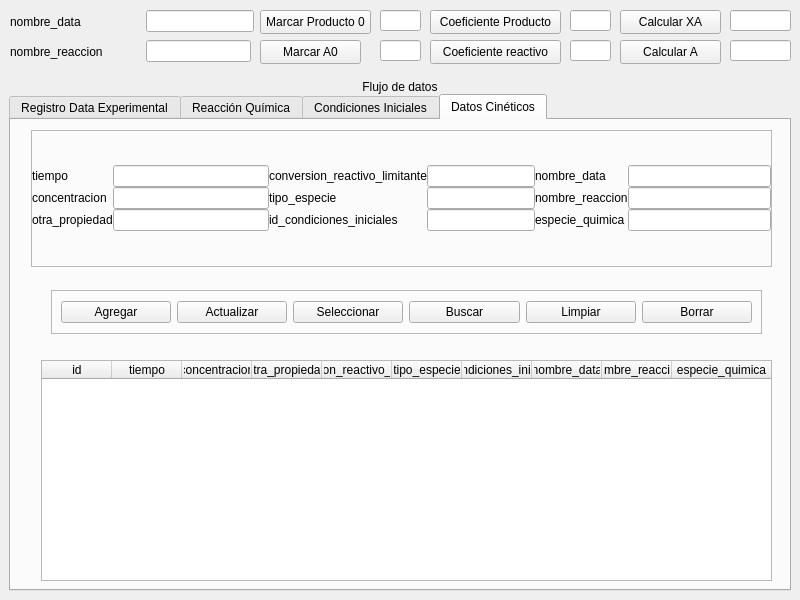
Before: the Qt Designer form flujo_datos_gui.ui in JuandresPUCE/tesis_pyqt_sqlite, drawn with Qt 5.
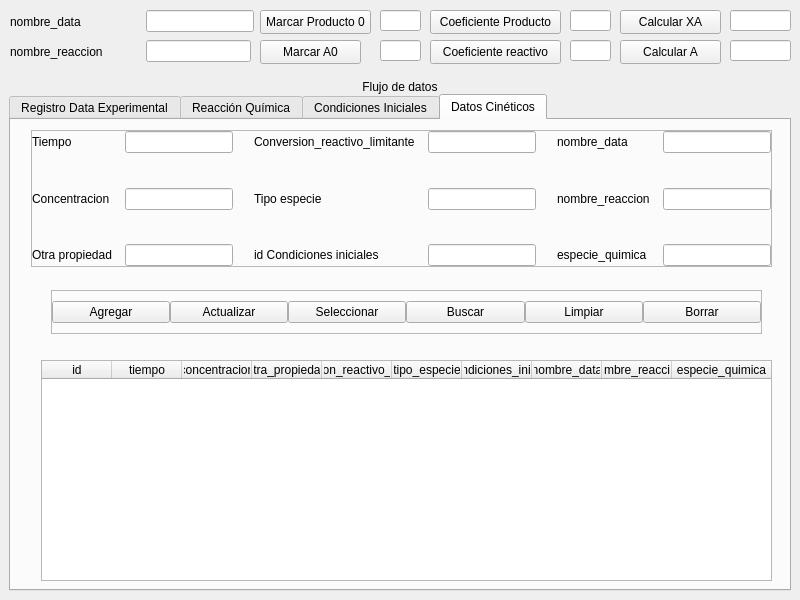
After: the same form once the commit is applied.

Patch:
```diff
--- a/flujo_datos_gui.ui
+++ b/flujo_datos_gui.ui
@@ -1523,113 +1523,404 @@
              <number>0</number>
             </property>
             <item row="0" column="0">
-             <layout class="QGridLayout" name="gridLayout">
+             <layout class="QHBoxLayout" name="datos_drame">
               <property name="spacing">
                <number>0</number>
               </property>
-              <item row="0" column="0">
-               <widget class="QLabel" name="label_2">
-                <property name="text">
-                 <string>tiempo</string>
+              <item>
+               <layout class="QVBoxLayout" name="verticalLayout_14">
+                <property name="spacing">
+                 <number>0</number>
                 </property>
-               </widget>
+                <item>
+                 <layout class="QHBoxLayout" name="horizontalLayout_30">
+                  <property name="spacing">
+                   <number>0</number>
+                  </property>
+                  <item>
+                   <widget class="QLabel" name="label_22">
+                    <property name="text">
+                     <string>Tiempo</string>
+                    </property>
+                   </widget>
+                  </item>
+                  <item>
+                   <spacer name="horizontalSpacer_30">
+                    <property name="orientation">
+                     <enum>Qt::Horizontal</enum>
+                    </property>
+                    <property name="sizeHint" stdset="0">
+                     <size>
+                      <width>13</width>
+                      <height>20</height>
+                     </size>
+                    </property>
+                   </spacer>
+                  </item>
+                  <item>
+                   <widget class="QLineEdit" name="tiempo_dc_edit"/>
+                  </item>
+                 </layout>
+                </item>
+                <item>
+                 <spacer name="verticalSpacer_17">
+                  <property name="orientation">
+                   <enum>Qt::Vertical</enum>
+                  </property>
+                  <property name="sizeHint" stdset="0">
+                   <size>
+                    <width>20</width>
+                    <height>13</height>
+                   </size>
+                  </property>
+                 </spacer>
+                </item>
+                <item>
+                 <layout class="QHBoxLayout" name="horizontalLayout_31">
+                  <property name="spacing">
+                   <number>0</number>
+                  </property>
+                  <item>
+                   <widget class="QLabel" name="label_3">
+                    <property name="text">
+                     <string>Concentracion</string>
+                    </property>
+                   </widget>
+                  </item>
+                  <item>
+                   <spacer name="horizontalSpacer_31">
+                    <property name="orientation">
+                     <enum>Qt::Horizontal</enum>
+                    </property>
+                    <property name="sizeHint" stdset="0">
+                     <size>
+                      <width>13</width>
+                      <height>20</height>
+                     </size>
+                    </property>
+                   </spacer>
+                  </item>
+                  <item>
+                   <widget class="QLineEdit" name="concentracion_dc_edit"/>
+                  </item>
+                 </layout>
+                </item>
+                <item>
+                 <spacer name="verticalSpacer_18">
+                  <property name="orientation">
+                   <enum>Qt::Vertical</enum>
+                  </property>
+                  <property name="sizeHint" stdset="0">
+                   <size>
+                    <width>20</width>
+                    <height>13</height>
+                   </size>
+                  </property>
+                 </spacer>
+                </item>
+                <item>
+                 <layout class="QHBoxLayout" name="horizontalLayout_32">
+                  <property name="spacing">
+                   <number>0</number>
+                  </property>
+                  <item>
+                   <widget class="QLabel" name="label_4">
+                    <property name="text">
+                     <string>Otra propiedad</string>
+                    </property>
+                   </widget>
+                  </item>
+                  <item>
+                   <spacer name="horizontalSpacer_32">
+                    <property name="orientation">
+                     <enum>Qt::Horizontal</enum>
+                    </property>
+                    <property name="sizeHint" stdset="0">
+                     <size>
+                      <width>13</width>
+                      <height>20</height>
+                     </size>
+                    </property>
+                   </spacer>
+                  </item>
+                  <item>
+                   <widget class="QLineEdit" name="otra_propiedad_dc_edit"/>
+                  </item>
+                 </layout>
+                </item>
+               </layout>
               </item>
-              <item row="0" column="1">
-               <widget class="QLineEdit" name="tiempo_dc_edit"/>
-              </item>
-              <item row="1" column="0">
-               <widget class="QLabel" name="label_3">
-                <property name="text">
-                 <string>concentracion</string>
+              <item>
+               <spacer name="horizontalSpacer_33">
+                <property name="orientation">
+                 <enum>Qt::Horizontal</enum>
                 </property>
-               </widget>
-              </item>
-              <item row="1" column="1">
-               <widget class="QLineEdit" name="concentracion_dc_edit"/>
-              </item>
-              <item row="2" column="0">
-               <widget class="QLabel" name="label_4">
-                <property name="text">
-                 <string>otra_propiedad</string>
+                <property name="sizeHint" stdset="0">
+                 <size>
+                  <width>18</width>
+                  <height>20</height>
+                 </size>
                 </property>
-               </widget>
+               </spacer>
               </item>
-              <item row="2" column="1">
-               <widget class="QLineEdit" name="otra_propiedad_dc_edit"/>
-              </item>
-             </layout>
-            </item>
-            <item row="0" column="1">
-             <layout class="QGridLayout" name="gridLayout_2">
-              <property name="spacing">
-               <number>0</number>
-              </property>
-              <item row="0" column="0">
-               <widget class="QLabel" name="label_6">
-                <property name="text">
-                 <string>conversion_reactivo_limitante</string>
+              <item>
+               <layout class="QVBoxLayout" name="verticalLayout_15">
+                <property name="spacing">
+                 <number>0</number>
                 </property>
-               </widget>
+                <item>
+                 <layout class="QHBoxLayout" name="horizontalLayout_33">
+                  <property name="spacing">
+                   <number>0</number>
+                  </property>
+                  <item>
+                   <widget class="QLabel" name="label_6">
+                    <property name="text">
+                     <string>Conversion_reactivo_limitante</string>
+                    </property>
+                   </widget>
+                  </item>
+                  <item>
+                   <spacer name="horizontalSpacer_34">
+                    <property name="orientation">
+                     <enum>Qt::Horizontal</enum>
+                    </property>
+                    <property name="sizeHint" stdset="0">
+                     <size>
+                      <width>13</width>
+                      <height>20</height>
+                     </size>
+                    </property>
+                   </spacer>
+                  </item>
+                  <item>
+                   <widget class="QLineEdit" name="conversion_reactivo_limitante_dc_edit"/>
+                  </item>
+                 </layout>
+                </item>
+                <item>
+                 <spacer name="verticalSpacer_19">
+                  <property name="orientation">
+                   <enum>Qt::Vertical</enum>
+                  </property>
+                  <property name="sizeHint" stdset="0">
+                   <size>
+                    <width>20</width>
+                    <height>13</height>
+                   </size>
+                  </property>
+                 </spacer>
+                </item>
+                <item>
+                 <layout class="QHBoxLayout" name="horizontalLayout_34">
+                  <property name="spacing">
+                   <number>0</number>
+                  </property>
+                  <item>
+                   <widget class="QLabel" name="label_5">
+                    <property name="text">
+                     <string>Tipo especie</string>
+                    </property>
+                   </widget>
+                  </item>
+                  <item>
+                   <spacer name="horizontalSpacer_35">
+                    <property name="orientation">
+                     <enum>Qt::Horizontal</enum>
+                    </property>
+                    <property name="sizeHint" stdset="0">
+                     <size>
+                      <width>13</width>
+                      <height>20</height>
+                     </size>
+                    </property>
+                   </spacer>
+                  </item>
+                  <item>
+                   <widget class="QLineEdit" name="tipo_especie_dc_edit"/>
+                  </item>
+                 </layout>
+                </item>
+                <item>
+                 <spacer name="verticalSpacer_20">
+                  <property name="orientation">
+                   <enum>Qt::Vertical</enum>
+                  </property>
+                  <property name="sizeHint" stdset="0">
+                   <size>
+                    <width>20</width>
+                    <height>13</height>
+                   </size>
+                  </property>
+                 </spacer>
+                </item>
+                <item>
+                 <layout class="QHBoxLayout" name="horizontalLayout_35">
+                  <property name="spacing">
+                   <number>0</number>
+                  </property>
+                  <item>
+                   <widget class="QLabel" name="label_7">
+                    <property name="text">
+                     <string>id Condiciones iniciales</string>
+                    </property>
+                   </widget>
+                  </item>
+                  <item>
+                   <spacer name="horizontalSpacer_36">
+                    <property name="orientation">
+                     <enum>Qt::Horizontal</enum>
+                    </property>
+                    <property name="sizeHint" stdset="0">
+                     <size>
+                      <width>18</width>
+                      <height>20</height>
+                     </size>
+                    </property>
+                   </spacer>
+                  </item>
+                  <item>
+                   <widget class="QLineEdit" name="id_condiciones_iniciales_dc_edit"/>
+                  </item>
+                 </layout>
+                </item>
+               </layout>
               </item>
-              <item row="0" column="1">
-               <widget class="QLineEdit" name="conversion_reactivo_limitante_dc_edit"/>
-              </item>
-              <item row="1" column="0">
-               <widget class="QLabel" name="label_5">
-                <property name="text">
-                 <string>tipo_especie</string>
+              <item>
+               <spacer name="horizontalSpacer_37">
+                <property name="orientation">
+                 <enum>Qt::Horizontal</enum>
                 </property>
-               </widget>
-              </item>
-              <item row="1" column="1">
-               <widget class="QLineEdit" name="tipo_especie_dc_edit"/>
-              </item>
-              <item row="2" column="0">
-               <widget class="QLabel" name="label_7">
-                <property name="text">
-                 <string>id_condiciones_iniciales</string>
+                <property name="sizeHint" stdset="0">
+                 <size>
+                  <width>18</width>
+                  <height>20</height>
+                 </size>
                 </property>
-               </widget>
+               </spacer>
               </item>
-              <item row="2" column="1">
-               <widget class="QLineEdit" name="id_condiciones_iniciales_dc_edit"/>
-              </item>
-             </layout>
-            </item>
-            <item row="0" column="2">
-             <layout class="QGridLayout" name="gridLayout_3">
-              <property name="spacing">
-               <number>0</number>
-              </property>
-              <item row="0" column="0">
-               <widget class="QLabel" name="label_8">
-                <property name="text">
-                 <string>nombre_data</string>
+              <item>
+               <layout class="QVBoxLayout" name="verticalLayout_16">
+                <property name="spacing">
+                 <number>0</number>
                 </property>
-               </widget>
-              </item>
-              <item row="0" column="1">
-               <widget class="QLineEdit" name="nombre_data_dc_edit"/>
-              </item>
-              <item row="1" column="0">
-               <widget class="QLabel" name="label_9">
-                <property name="text">
-                 <string>nombre_reaccion</string>
-                </property>
-               </widget>
-              </item>
-              <item row="1" column="1">
-               <widget class="QLineEdit" name="nombre_reaccion_dc_edit"/>
-              </item>
-              <item row="2" column="0">
-               <widget class="QLabel" name="label_10">
-                <property name="text">
-                 <string>especie_quimica</string>
-                </property>
-               </widget>
-              </item>
-              <item row="2" column="1">
-               <widget class="QLineEdit" name="especie_quimica_dc_edit"/>
+                <item>
+                 <layout class="QHBoxLayout" name="horizontalLayout_36">
+                  <property name="spacing">
+                   <number>0</number>
+                  </property>
+                  <item>
+                   <widget class="QLabel" name="label_8">
+                    <property name="text">
+                     <string>nombre_data</string>
+                    </property>
+                   </widget>
+                  </item>
+                  <item>
+                   <spacer name="horizontalSpacer_38">
+                    <property name="orientation">
+                     <enum>Qt::Horizontal</enum>
+                    </property>
+                    <property name="sizeHint" stdset="0">
+                     <size>
+                      <width>13</width>
+                      <height>20</height>
+                     </size>
+                    </property>
+                   </spacer>
+                  </item>
+                  <item>
+                   <widget class="QLineEdit" name="nombre_data_dc_edit"/>
+                  </item>
+                 </layout>
+                </item>
+                <item>
+                 <spacer name="verticalSpacer_21">
+                  <property name="orientation">
+                   <enum>Qt::Vertical</enum>
+                  </property>
+                  <property name="sizeHint" stdset="0">
+                   <size>
+                    <width>20</width>
+                    <height>13</height>
+                   </size>
+                  </property>
+                 </spacer>
+                </item>
+                <item>
+                 <layout class="QHBoxLayout" name="horizontalLayout_37">
+                  <property name="spacing">
+                   <number>0</number>
+                  </property>
+                  <item>
+                   <widget class="QLabel" name="label_9">
+                    <property name="text">
+                     <string>nombre_reaccion</string>
+                    </property>
+                   </widget>
+                  </item>
+                  <item>
+                   <spacer name="horizontalSpacer_39">
+                    <property name="orientation">
+                     <enum>Qt::Horizontal</enum>
+                    </property>
+                    <property name="sizeHint" stdset="0">
+                     <size>
+                      <width>13</width>
+                      <height>20</height>
+                     </size>
+                    </property>
+                   </spacer>
+                  </item>
+                  <item>
+                   <widget class="QLineEdit" name="nombre_reaccion_dc_edit"/>
+                  </item>
+                 </layout>
+                </item>
+                <item>
+                 <spacer name="verticalSpacer_22">
+                  <property name="orientation">
+                   <enum>Qt::Vertical</enum>
+                  </property>
+                  <property name="sizeHint" stdset="0">
+                   <size>
+                    <width>20</width>
+                    <height>13</height>
+                   </size>
+                  </property>
+                 </spacer>
+                </item>
+                <item>
+                 <layout class="QHBoxLayout" name="horizontalLayout_38">
+                  <property name="spacing">
+                   <number>0</number>
+                  </property>
+                  <item>
+                   <widget class="QLabel" name="label_10">
+                    <property name="text">
+                     <string>especie_quimica</string>
+                    </property>
+                   </widget>
+                  </item>
+                  <item>
+                   <spacer name="horizontalSpacer_40">
+                    <property name="orientation">
+                     <enum>Qt::Horizontal</enum>
+                    </property>
+                    <property name="sizeHint" stdset="0">
+                     <size>
+                      <width>13</width>
+                      <height>20</height>
+                     </size>
+                    </property>
+                   </spacer>
+                  </item>
+                  <item>
+                   <widget class="QLineEdit" name="especie_quimica_dc_edit"/>
+                  </item>
+                 </layout>
+                </item>
+               </layout>
               </item>
              </layout>
             </item>
@@ -1651,6 +1942,21 @@
             <enum>QFrame::Raised</enum>
            </property>
            <layout class="QHBoxLayout" name="horizontalLayout_2">
+            <property name="spacing">
+             <number>0</number>
+            </property>
+            <property name="leftMargin">
+             <number>0</number>
+            </property>
+            <property name="topMargin">
+             <number>0</number>
+            </property>
+            <property name="rightMargin">
+             <number>0</number>
+            </property>
+            <property name="bottomMargin">
+             <number>0</number>
+            </property>
             <item>
              <widget class="QPushButton" name="agregar_dc_btn">
               <property name="text">
```
Left out of the diff: 427 changed lines with no effect on the pictures.
